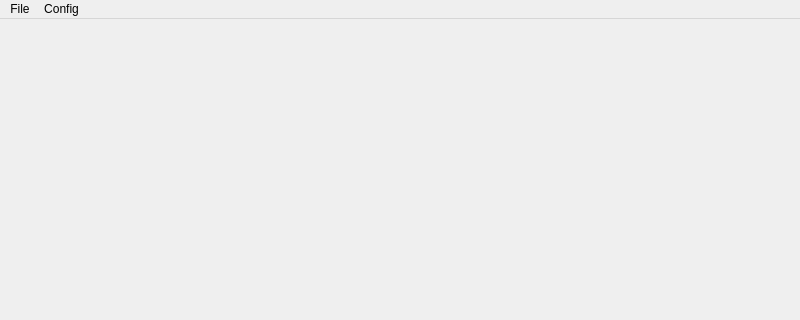
Before: the Qt Designer form ressources/adamwindow.ui in mthauth/adam, drawn with Qt 5; both pictures show x 0 to 800 and y 0 to 320 of the 800 by 600 pixel window.
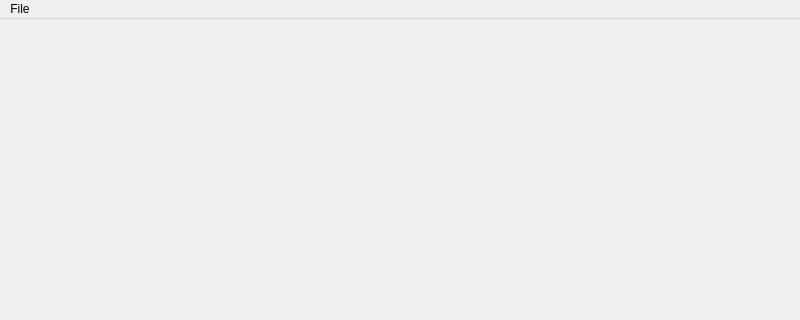
After: the same form once the commit is applied.

The edit to the form file:
```diff
--- a/ressources/adamwindow.ui
+++ b/ressources/adamwindow.ui
@@ -38,14 +38,7 @@
     <addaction name="separator"/>
     <addaction name="actionExit"/>
    </widget>
-   <widget class="QMenu" name="menuConfig">
-    <property name="title">
-     <string>Config</string>
-    </property>
-    <addaction name="actionOpenGrammar"/>
-   </widget>
    <addaction name="menuFile"/>
-   <addaction name="menuConfig"/>
   </widget>
   <widget class="QStatusBar" name="statusbar"/>
   <action name="actionOpen">
```
Left out of the diff: 5 changed lines with no effect on the pictures.
